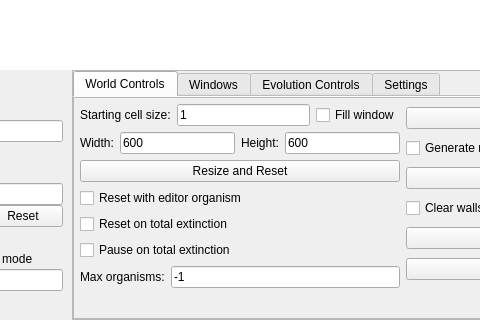
Before: the Qt Designer form Source/UiFiles/mainwindow.ui in SuperSpaceEye/LifeEngineExtended, drawn with Qt 5; both pictures show x 267 to 747 and y 580 to 900 of the 1000 by 900 pixel window.
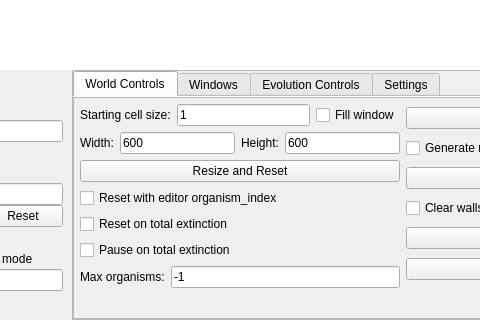
After: the same form once the commit is applied.

```diff
--- a/Source/UiFiles/mainwindow.ui
+++ b/Source/UiFiles/mainwindow.ui
@@ -585,7 +585,7 @@
                         <item>
                          <widget class="QCheckBox" name="cb_reset_with_editor_organism">
                           <property name="text">
-                           <string>Reset with editor organism</string>
+                           <string>Reset with editor organism_index</string>
                           </property>
                          </widget>
                         </item>
```
